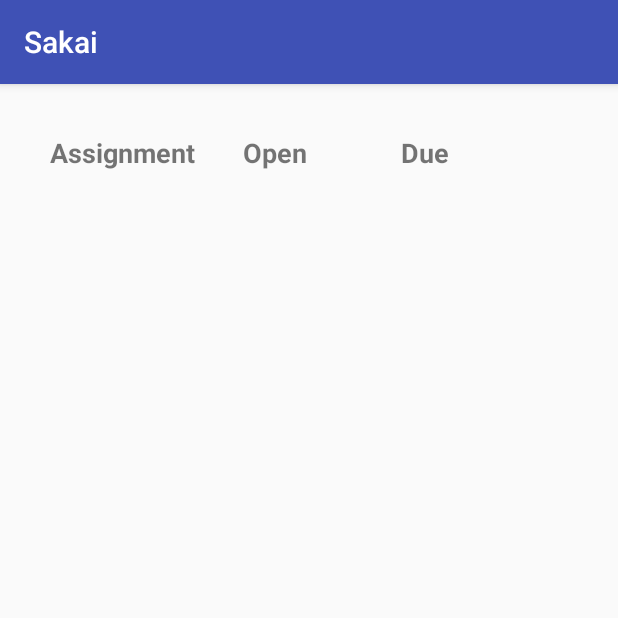
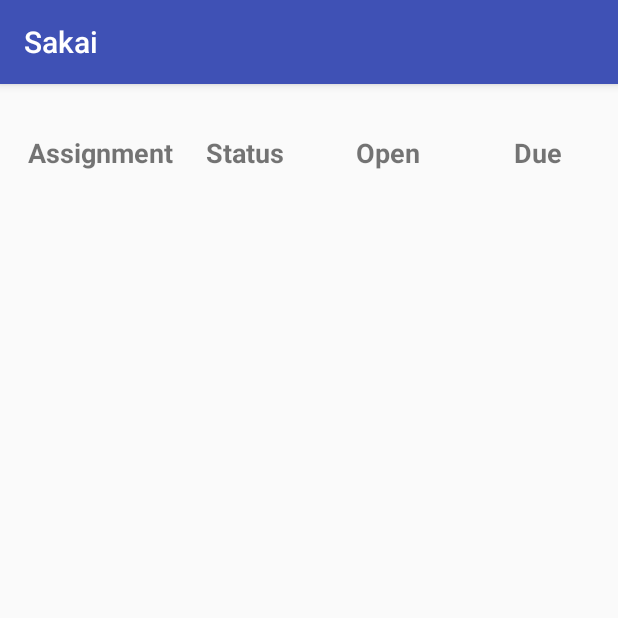
Before and after one commit to mandouss/sakai-mobile, an Android app: the Assignment screen opened directly, with no data from a screen before it, on a phone screen of 412 x 824 dp, the top half of it. Run offline under Robolectric (Android 15) with nearby library versions, the phone set to English and light mode, and no system bars; 1 statement that could not run was skipped.

Commit message:
add assignment status UI

```diff
--- a/Sakai/app/src/main/res/layout/activity_assignment.xml
+++ b/Sakai/app/src/main/res/layout/activity_assignment.xml
@@ -8,18 +8,28 @@
     <TableRow
         android:layout_width="match_parent"
         android:layout_height="match_parent"
-        android:paddingLeft="30dp"
+        android:paddingLeft="15dp"
         android:paddingTop="30dp"
         android:paddingRight="30dp"
         android:layout_alignParentTop="true"
         android:layout_alignParentLeft="true"
         android:layout_alignParentStart="true">
 
+
         <TextView
             android:layout_width="103dp"
             android:layout_height="wrap_content"
             android:padding="3dip"
             android:text="Assignment"
+            android:textAlignment="center"
+            android:textSize="18sp"
+            android:textStyle="bold" />
+
+        <TextView
+            android:layout_width="90dp"
+            android:layout_height="wrap_content"
+            android:padding="3dip"
+            android:text="Status"
             android:textAlignment="center"
             android:textSize="18sp"
             android:textStyle="bold" />
```
Also changed, not shown: Sakai/app/src/main/res/layout/assign_listitem.xml (+11 -3 lines).
